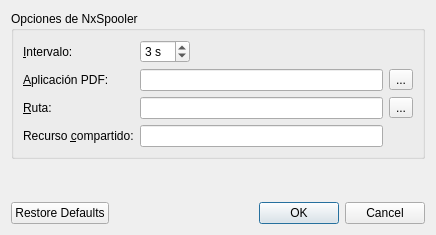
Old version of the form trunk/optionsDialog.ui in the repository BackupTheBerlios/nxspooler-svn.
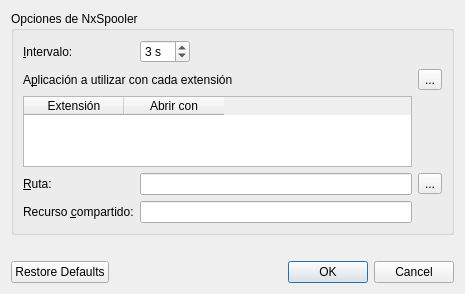
New version of the form. Icons and pictures are not drawn.

Diff of the .ui file:
```diff
--- a/trunk/optionsDialog.ui
+++ b/trunk/optionsDialog.ui
@@ -9,8 +9,8 @@
    <rect>
     <x>0</x>
     <y>0</y>
-    <width>436</width>
-    <height>235</height>
+    <width>465</width>
+    <height>294</height>
    </rect>
   </property>
   <property name="windowTitle">
@@ -28,7 +28,7 @@
      </property>
      <layout class="QGridLayout" name="gridLayout">
       <item row="0" column="0">
-       <widget class="QLabel" name="m_seconds_label">
+       <widget class="QLabel" name="label_seconds">
         <property name="text">
          <string>&amp;Intervalo:</string>
         </property>
@@ -68,40 +68,18 @@
         </property>
        </widget>
       </item>
-      <item row="1" column="0">
-       <widget class="QLabel" name="m_app_label">
+      <item row="1" column="0" colspan="2">
+       <widget class="QLabel" name="label_exts_apps">
         <property name="text">
-         <string>&amp;Aplicación PDF:</string>
+         <string>A&amp;plicación a utilizar con cada extensión</string>
         </property>
         <property name="buddy">
-         <cstring>m_app</cstring>
+         <cstring>m_exts_apps</cstring>
         </property>
        </widget>
       </item>
-      <item row="1" column="1">
-       <widget class="QLineEdit" name="m_app">
-        <property name="sizePolicy">
-         <sizepolicy hsizetype="MinimumExpanding" vsizetype="Fixed">
-          <horstretch>0</horstretch>
-          <verstretch>0</verstretch>
-         </sizepolicy>
-        </property>
-        <property name="minimumSize">
-         <size>
-          <width>230</width>
-          <height>0</height>
-         </size>
-        </property>
-        <property name="toolTip">
-         <string>Aplicación lectora de archivos PDF</string>
-        </property>
-        <property name="whatsThis">
-         <string>Aplicación a utilizar para abrir los documentos PDF. No suele ser necesario cambiar este ajuste, ya que, dependiendo del sistema, se establece la mejor opción automáticamente.</string>
-        </property>
-       </widget>
-      </item>
-      <item row="3" column="0">
-       <widget class="QLabel" name="m_path_label">
+      <item row="4" column="0">
+       <widget class="QLabel" name="label_path">
         <property name="text">
          <string>&amp;Ruta:</string>
         </property>
@@ -110,7 +88,7 @@
         </property>
        </widget>
       </item>
-      <item row="3" column="1">
+      <item row="4" column="1">
        <widget class="QLineEdit" name="m_path">
         <property name="sizePolicy">
          <sizepolicy hsizetype="MinimumExpanding" vsizetype="Fixed">
@@ -132,8 +110,8 @@
         </property>
        </widget>
       </item>
-      <item row="5" column="0">
-       <widget class="QLabel" name="m_shared_label">
+      <item row="6" column="0">
+       <widget class="QLabel" name="label_shared">
         <property name="text">
          <string>Recurso &amp;compartido:</string>
         </property>
@@ -142,7 +120,7 @@
         </property>
        </widget>
       </item>
-      <item row="5" column="1">
+      <item row="6" column="1">
        <widget class="QLineEdit" name="m_shared">
         <property name="sizePolicy">
          <sizepolicy hsizetype="MinimumExpanding" vsizetype="Fixed">
@@ -164,6 +142,57 @@
         </property>
        </widget>
       </item>
+      <item row="4" column="2">
+       <widget class="QToolButton" name="m_find_path">
+        <property name="toolTip">
+         <string>Buscar directorio</string>
+        </property>
+        <property name="whatsThis">
+         <string>Explorar el disco en busca del directorio compartido.</string>
+        </property>
+        <property name="text">
+         <string>...</string>
+        </property>
+       </widget>
+      </item>
+      <item row="2" column="0" colspan="2">
+       <widget class="QTableWidget" name="m_exts_apps">
+        <property name="frameShape">
+         <enum>QFrame::StyledPanel</enum>
+        </property>
+        <property name="horizontalScrollBarPolicy">
+         <enum>Qt::ScrollBarAlwaysOff</enum>
+        </property>
+        <property name="editTriggers">
+         <set>QAbstractItemView::AllEditTriggers</set>
+        </property>
+        <property name="alternatingRowColors">
+         <bool>true</bool>
+        </property>
+        <property name="selectionMode">
+         <enum>QAbstractItemView::SingleSelection</enum>
+        </property>
+        <property name="selectionBehavior">
+         <enum>QAbstractItemView::SelectRows</enum>
+        </property>
+        <property name="verticalScrollMode">
+         <enum>QAbstractItemView::ScrollPerPixel</enum>
+        </property>
+        <property name="cornerButtonEnabled">
+         <bool>false</bool>
+        </property>
+        <column>
+         <property name="text">
+          <string>Extensión</string>
+         </property>
+        </column>
+        <column>
+         <property name="text">
+          <string>Abrir con</string>
+         </property>
+        </column>
+       </widget>
+      </item>
       <item row="1" column="2">
        <widget class="QToolButton" name="m_find_app">
         <property name="toolTip">
@@ -177,19 +206,6 @@
         </property>
        </widget>
       </item>
-      <item row="3" column="2">
-       <widget class="QToolButton" name="m_find_path">
-        <property name="toolTip">
-         <string>Buscar directorio</string>
-        </property>
-        <property name="whatsThis">
-         <string>Explorar el disco en busca del directorio compartido.</string>
-        </property>
-        <property name="text">
-         <string>...</string>
-        </property>
-       </widget>
-      </item>
      </layout>
     </widget>
    </item>
```
Left out of the diff: 4 changed lines with no effect on the pictures.
